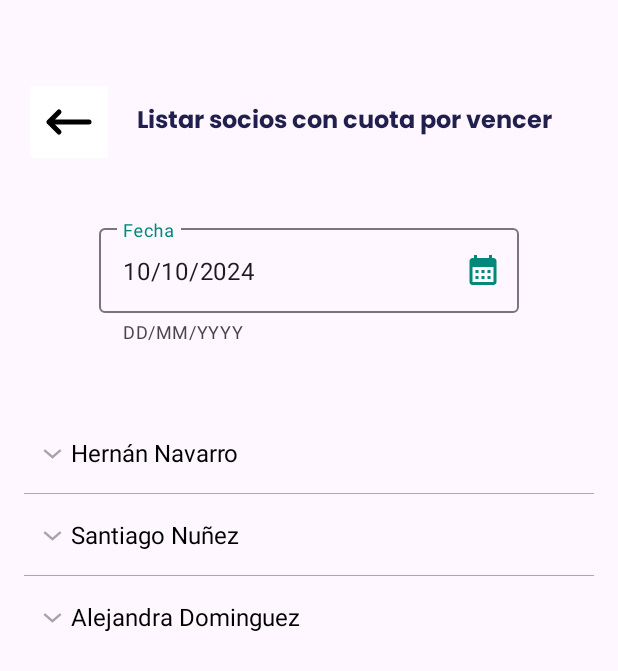
After one commit to rocohen/sportsclub-app, an Android app: the ListMembersActivity screen opened directly, with no data from a screen before it, on a phone screen of 412 x 824 dp. The commit adds this screen. Shown: the top 671 px of the screen. Run offline under Robolectric (Android 15) with nearby library versions, the phone set to English and light mode, and no system bars.

Commit message:
feat:Add listing club members with due payments activity

```diff
--- a/app/src/main/AndroidManifest.xml
+++ b/app/src/main/AndroidManifest.xml
@@ -12,6 +12,10 @@
         android:supportsRtl="true"
         android:theme="@style/Theme.Clubdeportivo"
         tools:targetApi="31">
+        <activity
+            android:name=".ListMembersActivity"
+            android:exported="false"/>
+
         <activity
             android:name=".RegisterClientActivity"
             android:exported="false" />
--- /dev/null
+++ b/app/src/main/java/com/mediadocena/clubdeportivo/CustomExpandableListAdapter.kt
@@ -0,0 +1,83 @@
+package com.mediadocena.clubdeportivo
+import android.content.Context
+import android.view.LayoutInflater
+import android.view.View
+import android.view.ViewGroup
+import android.widget.BaseExpandableListAdapter
+import android.widget.TextView
+
+class CustomExpandableListAdapter(
+    private val context: Context,
+    private val listDataHeader: List<String>,
+    private val listDataChild: HashMap<String, List<String>>
+) : BaseExpandableListAdapter() {
+
+    override fun getChild(listPosition: Int, expandableListPosition: Int): Any {
+        return listDataChild[listDataHeader[listPosition]]!![expandableListPosition]
+    }
+
+    override fun getChildId(listPosition: Int, expandableListPosition: Int): Long {
+        return expandableListPosition.toLong()
+    }
+
+    override fun getGroup(listPosition: Int): Any {
+        return listDataHeader[listPosition]
+    }
+
+    override fun getGroupCount(): Int {
+        return listDataHeader.size
+    }
+
+    override fun getChildrenCount(listPosition: Int): Int {
+        // We need to return only one block of details in each list item
+        return 1
+    }
+
+    override fun getGroupId(listPosition: Int): Long {
+        return listPosition.toLong()
+    }
+
+    override fun hasStableIds(): Boolean {
+        return false
+    }
+
+    override fun isChildSelectable(listPosition: Int, expandableListPosition: Int): Boolean {
+        return true
+    }
+
+    //    Gets header name
+    override fun getGroupView(listPosition: Int, isExpanded: Boolean, convertView: View?, parent: ViewGroup?): View {
+        val headerTitle = getGroup(listPosition) as String
+        val view = convertView ?: LayoutInflater.from(context).inflate(R.layout.list_group,null)
+        val lblListHeader = view.findViewById<TextView>(R.id.tvListTitle)
+        lblListHeader.text = headerTitle
+        return view
+    }
+
+    override fun getChildView(listPosition: Int, expandableListPosition: Int, isLastChild: Boolean, convertView: View?, parent: ViewGroup?): View {
+
+        val view = convertView ?: LayoutInflater.from(context).inflate(R.layout.list_item, null)
+        // Add values to each textView
+        val memberDetails = listDataChild[listDataHeader[listPosition]]
+
+
+        val idTextView = view.findViewById<TextView>(R.id.tvId)
+        val phoneTextView = view.findViewById<TextView>(R.id.tvPhone)
+        val emailTextView = view.findViewById<TextView>(R.id.tvEmail)
+        val amountTextView = view.findViewById<TextView>(R.id.tvAmountPayment)
+        val lastPaymentTextView = view.findViewById<TextView>(R.id.tvLastPayment)
+        val dueDateTextView = view.findViewById<TextView>(R.id.tvDueDate)
+
+        // If details are not null we assign each value.
+        memberDetails?.let {
+            idTextView.text = it[0]  // "Id: 500"
+            phoneTextView.text = it[1]  // "Teléfono: 9512145487"
+            emailTextView.text = it[2]  // "Correo: hernannavarro@ex..."
+            amountTextView.text = it[3]  // "Abonó: 18000"
+            lastPaymentTextView.text = it[4]  // "F.Últ.Pago: 05/06/2024"
+            dueDateTextView.text = it[5]  // "F.Vencimiento: 05/07/2024"
+        }
+
+        return view
+    }
+}
--- /dev/null
+++ b/app/src/main/java/com/mediadocena/clubdeportivo/ListMembersActivity.kt
@@ -0,0 +1,127 @@
+package com.mediadocena.clubdeportivo
+
+import android.os.Bundle
+import android.widget.ExpandableListView
+import androidx.activity.enableEdgeToEdge
+import androidx.appcompat.app.AppCompatActivity
+import com.google.android.material.datepicker.MaterialDatePicker
+import com.google.android.material.textfield.TextInputEditText
+import java.text.SimpleDateFormat
+import java.util.Calendar
+import java.util.Date
+import java.util.Locale
+
+class ListMembersActivity : AppCompatActivity() {
+//    Date picker variables
+    private lateinit var currentDate: Date
+    private lateinit var dateFormat: SimpleDateFormat
+    private lateinit var dateEditText: TextInputEditText
+    private lateinit var locale: Locale
+    // Variables to list club members
+    private lateinit var expandableListView: ExpandableListView
+    private lateinit var listAdapter: CustomExpandableListAdapter
+    private lateinit var listDataHeader: List<String>
+    private lateinit var listDataChild: HashMap<String, List<String>>
+
+    override fun onCreate(savedInstanceState: Bundle?) {
+        super.onCreate(savedInstanceState)
+        enableEdgeToEdge()
+        setContentView(R.layout.activity_list_members)
+        // Initialize all components
+        initComponents()
+        // This is to config the current date in the EditText
+        configCurrentDate()
+        // Initialize all listeners
+        initListeners()
+
+        // Prepare data to list
+        prepareListData()
+
+        // Create adapter to show list in activity layout
+        listAdapter = CustomExpandableListAdapter(this, listDataHeader, listDataChild)
+        expandableListView.setAdapter(listAdapter)
+
+    }
+
+    private fun initComponents(){
+        dateEditText = findViewById(R.id.dateEditText)
+        expandableListView = findViewById(R.id.expandableListView)
+    }
+
+    private fun initListeners(){
+        // When user clicks on date field DatePicker dialog shows
+        dateEditText.setOnClickListener {
+            showDatePicker { selectedDate ->
+                dateEditText.setText(selectedDate)
+            }
+        }
+    }
+
+    private fun configCurrentDate(){
+        // Sets location to spanish Argentina
+        locale = Locale("es", "AR")
+        Locale.setDefault(locale)
+        val config = resources.configuration
+        config.setLocale(locale)
+        createConfigurationContext(config)
+
+        currentDate = Calendar.getInstance().time
+        dateFormat = SimpleDateFormat("dd/MM/yyyy", Locale.getDefault())
+        dateEditText.setText(dateFormat.format(currentDate))
+    }
+
+    // Activates date picker functionality
+    private fun showDatePicker(onDateSelected: (String) -> Unit) {
+        val datePicker = MaterialDatePicker.Builder.datePicker()
+            .setTitleText("Seleccionar Fecha")
+            .setSelection(MaterialDatePicker.todayInUtcMilliseconds())
+            .build()
+
+        datePicker.addOnPositiveButtonClickListener { selection ->
+            val calendar = Calendar.getInstance()
+            calendar.timeInMillis = selection
+            val selectedDate = SimpleDateFormat("dd/MM/yyyy", Locale.getDefault()).format(calendar.time)
+            onDateSelected(selectedDate)
+        }
+
+        datePicker.show(supportFragmentManager, "DATE_PICKER")
+    }
+
+    // Functions to list club members
+    private fun prepareListData() {
+        listDataHeader = listOf("Hernán Navarro", "Santiago Nuñez", "Alejandra Dominguez")
+
+        val hernanDetails = listOf(
+            "Id: 500",
+            "Teléfono: 9512145487",
+            "Correo: hernannavarro@example@gmail.com",
+            "Abonó: 18000",
+            "F.Últ.Pago: 05/06/2024",
+            "F.Vencimiento: 05/07/2024"
+        )
+
+        val santiagoDetails = listOf(
+            "Id: 501",
+            "Teléfono: 9512145488",
+            "Correo: santiagonn@example@gmail.com",
+            "Abonó: 20000",
+            "F.Últ.Pago: 05/06/2024",
+            "F.Vencimiento: 05/07/2024"
+        )
+
+        val alejandraDetails = listOf(
+            "Id: 502",
+            "Teléfono: 1162145488",
+            "Correo: aledominguez@example@gmail.com",
+            "Abonó: 18000",
+            "F.Últ.Pago: 05/06/2024",
+            "F.Vencimiento: 05/07/2024"
+        )
+
+        listDataChild = hashMapOf(
+            "Hernán Navarro" to hernanDetails,
+            "Santiago Nuñez" to santiagoDetails,
+            "Alejandra Dominguez" to alejandraDetails
+        )
+    }
+}
--- /dev/null
+++ b/app/src/main/res/drawable/ic_calendar.xml
@@ -0,0 +1,5 @@
+<vector xmlns:android="http://schemas.android.com/apk/res/android" android:height="24dp" android:tint="#000000" android:viewportHeight="24" android:viewportWidth="24" android:width="24dp">
+
+    <path android:fillColor="@android:color/white" android:pathData="M19,4h-1V2h-2v2H8V2H6v2H5C3.89,4 3.01,4.9 3.01,6L3,20c0,1.1 0.89,2 2,2h14c1.1,0 2,-0.9 2,-2V6C21,4.9 20.1,4 19,4zM19,20H5V10h14V20zM9,14H7v-2h2V14zM13,14h-2v-2h2V14zM17,14h-2v-2h2V14zM9,18H7v-2h2V18zM13,18h-2v-2h2V18zM17,18h-2v-2h2V18z"/>
+
+</vector>
--- /dev/null
+++ b/app/src/main/res/layout/activity_list_members.xml
@@ -0,0 +1,80 @@
+<?xml version="1.0" encoding="utf-8"?>
+<LinearLayout xmlns:android="http://schemas.android.com/apk/res/android"
+    xmlns:app="http://schemas.android.com/apk/res-auto"
+    xmlns:tools="http://schemas.android.com/tools"
+    android:layout_width="match_parent"
+    android:layout_height="match_parent"
+    android:orientation="vertical"
+    android:padding="16dp"
+    tools:context=".ListMembersActivity">
+
+    <androidx.appcompat.widget.LinearLayoutCompat
+        android:layout_width="match_parent"
+        android:layout_height="wrap_content"
+        android:layout_marginVertical="35dp"
+        android:gravity="center_vertical">
+
+        <ImageButton
+            android:id="@+id/BtnBack"
+            android:layout_width="60dp"
+            android:layout_height="60dp"
+            android:backgroundTint="@color/white"
+            android:contentDescription="@string/arrow_back_icon"
+            android:src="@drawable/ic_arrow_back" />
+
+        <TextView
+            android:layout_width="wrap_content"
+            android:layout_height="wrap_content"
+            android:layout_marginStart="15dp"
+            android:fontFamily="@font/poppins_bold"
+            android:text="@string/list_club_members_title"
+            android:textColor="@color/high_dark_blue"
+            android:textSize="16sp" />
+    </androidx.appcompat.widget.LinearLayoutCompat>
+
+    <!--    Start of date picker component-->
+    <LinearLayout
+        android:layout_width="280dp"
+        android:layout_height="wrap_content"
+        android:layout_gravity="center_horizontal">
+
+        <com.google.android.material.textfield.TextInputLayout
+            android:id="@+id/dateInputLayout"
+            android:layout_width="match_parent"
+            android:layout_height="wrap_content"
+            android:hint="@string/date_hint_label"
+            android:textColorHint="@color/medium_green"
+            app:endIconContentDescription="@string/calendar_icon"
+            app:endIconDrawable="@drawable/ic_calendar"
+            app:endIconMode="custom"
+            app:endIconTint="@color/medium_green"
+            app:helperText="@string/calendar_helper_text"
+            app:helperTextEnabled="true">
+
+            <com.google.android.material.textfield.TextInputEditText
+                android:id="@+id/dateEditText"
+                android:layout_width="match_parent"
+                android:layout_height="wrap_content"
+                android:focusable="false"
+                android:inputType="date"
+                android:text="@string/date_format_hint" />
+        </com.google.android.material.textfield.TextInputLayout>
+
+    </LinearLayout>
+    <!--    Start of list club members section-->
+    <LinearLayout
+        android:layout_width="match_parent"
+        android:layout_height="match_parent"
+        android:layout_marginTop="45dp">
+
+        <ExpandableListView
+            android:id="@+id/expandableListView"
+            android:layout_width="match_parent"
+            android:layout_height="wrap_content"
+            android:divider="@android:color/darker_gray"
+            android:dividerHeight="0.5dp" />
+
+    </LinearLayout>
+
+
+</LinearLayout>
--- /dev/null
+++ b/app/src/main/res/layout/list_group.xml
@@ -0,0 +1,18 @@
+<?xml version="1.0" encoding="utf-8"?>
+<LinearLayout xmlns:android="http://schemas.android.com/apk/res/android"
+    xmlns:app="http://schemas.android.com/apk/res-auto"
+    xmlns:tools="http://schemas.android.com/tools"
+    android:layout_width="match_parent"
+    android:layout_height="match_parent"
+    android:orientation="vertical">
+
+    <TextView
+        android:id="@+id/tvListTitle"
+        android:layout_width="match_parent"
+        android:layout_height="wrap_content"
+        android:padding="16dp"
+        android:layout_marginStart="15dp"
+        android:textColor="@android:color/black"
+        android:textSize="16sp" />
+
+</LinearLayout>
--- a/app/src/main/res/values/strings.xml
+++ b/app/src/main/res/values/strings.xml
@@ -40,5 +40,20 @@
         <item>Socio</item>
         <item>No Socio</item>
     </string-array>
-
+<!--    List club members -->
+    <string name="list_club_members_title">Listar socios con cuota por vencer</string>
+<!--    Date picker component-->
+    <string name="date_hint_label">Fecha</string>
+    <string name="date_format_hint">10/10/2024</string>
+    <string name="calendar_icon">icono de calendario</string>
+    <string name="calendar_helper_text">DD/MM/YYYY</string>
+    <string name="selected_date">Fecha Seleccionada</string>
+    <string name="invalid_date_format">Formato inválido. Use: dd/MM/yyyy\nEjemplo: 10/10/2024</string>
+<!--    Club member details-->
+    <string name="member_id">Id: 500</string>
+    <string name="member_phone">Teléfono: 9512145487</string>
+    <string name="member_email">Correo: hernannavarro@example.com</string>
+    <string name="payment_amount">Abonó: 18000</string>
+    <string name="last_payment_date">F.Últ.Pago: 05/06/2024</string>
+    <string name="payment_due_date">F.Vencimiento: 05/07/2024</string>
 </resources>
```
Also changed, not shown: app/src/main/res/layout/list_item.xml (added, +45 -0 lines).
